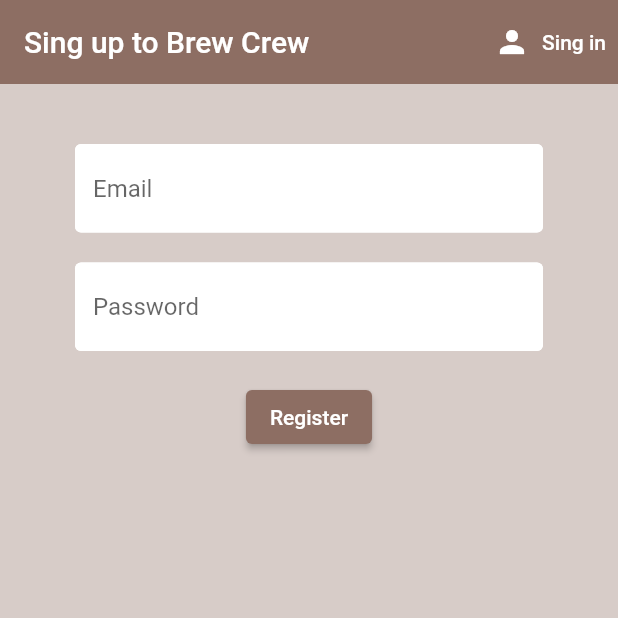
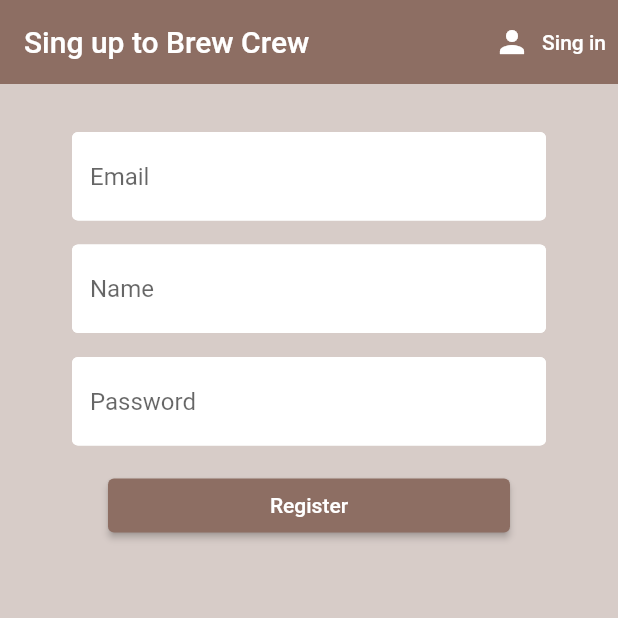
Before and after one commit to strajce/FlutterFirebase, a Flutter app: the screen it shows after launch, after a tap on "Sing in", after a tap on "Register", on a phone screen of 412 x 824 dp, the top half of it. Run offline on Flutter 3.47's test engine with Material 2 defaults, Android fonts, the phone set to English and light mode, and no system bars; our stand-ins replace cloud_firestore, firebase_auth, firebase_core, flutter_spinkit; accounts and stored records are empty.

Commit message:
Add named filed vie registartion process and add logging

```diff
--- a/lib/models/brew_model.dart
+++ b/lib/models/brew_model.dart
@@ -2,6 +2,5 @@ class BrewModel {
   final String name;
   final String sugars;
   final int strength;
-  // BrewModel({required this.name});
   BrewModel({required this.name, required this.strength, required this.sugars});
 }
--- a/lib/screens/authenticate/register.dart
+++ b/lib/screens/authenticate/register.dart
@@ -1,8 +1,8 @@
+import 'package:firebase_basic_example/services/auth.dart';
+import 'package:firebase_basic_example/shared/constants.dart';
+import 'package:firebase_basic_example/shared/loading.dart';
+import 'package:firebase_basic_example/shared/string_extension.dart';
 import 'package:flutter/material.dart';
-
-import '../../services/auth.dart';
-import '../../shared/constants.dart';
-import '../../shared/loading.dart';
 
 class Register extends StatefulWidget {
   final Function toggleView;
@@ -15,14 +15,15 @@ class Register extends StatefulWidget {
 class _RegisterState extends State<Register> {
   final AuthService _authService = AuthService();
   final _formKey = GlobalKey<FormState>();
-  String email = '';
-  String password = '';
-  String error = '';
-  bool loading = false;
+  String _email = '';
+  String _name = '';
+  String _password = '';
+  String _error = '';
+  bool _loading = false;
 
   @override
   Widget build(BuildContext context) {
-    return loading
+    return _loading
         ? const Loading()
         : Scaffold(
             backgroundColor: Colors.brown[100],
@@ -57,25 +58,34 @@ class _RegisterState extends State<Register> {
             ),
             body: Container(
               padding: const EdgeInsets.symmetric(
-                vertical: 20,
-                horizontal: 50,
+                vertical: 16,
+                horizontal: 48,
               ),
               child: Form(
                 key: _formKey,
                 child: Column(children: [
                   const SizedBox(
-                    height: 20,
+                    height: 16,
                   ),
                   TextFormField(
                     decoration: textInputDecoration.copyWith(hintText: 'Email'),
                     validator: (value) =>
                         value!.isEmpty ? 'Enter an email' : null,
                     onChanged: (value) {
-                      setState(() => email = value);
+                      setState(() => _email = value);
                     },
                   ),
                   const SizedBox(
-                    height: 20,
+                    height: 16,
+                  ),
+                  TextFormField(
+                    decoration: textInputDecoration.copyWith(hintText: 'Name'),
+                    onChanged: (value) {
+                      setState(() => _name = value.capitalize());
+                    },
+                  ),
+                  const SizedBox(
+                    height: 16,
                   ),
                   TextFormField(
                     decoration:
@@ -85,13 +95,18 @@ class _RegisterState extends State<Register> {
                         : null,
                     obscureText: true,
                     onChanged: (value) {
-                      setState(() => password = value);
+                      setState(() => _password = value);
                     },
                   ),
                   const SizedBox(
-                    height: 20,
+                    height: 16,
                   ),
-                  ElevatedButton(
+                  Padding(
+                    padding:
+                        const EdgeInsets.only(left: 24, right: 24, bottom: 66),
+                    child: SizedBox(
+                      width: double.infinity,
+                      child: ElevatedButton(
                         style: ButtonStyle(
                           backgroundColor:
                               MaterialStateProperty.all(Colors.brown[400]),
@@ -101,23 +116,26 @@ class _RegisterState extends State<Register> {
                         ),
                         onPressed: () async {
                           if (_formKey.currentState!.validate()) {
-                        setState(() => loading = true);
-                        dynamic result = await _authService
-                            .registerWithEmailAndPassword(email, password);
+                            setState(() => _loading = true);
+                            dynamic result =
+                                await _authService.registerWithEmailAndPassword(
+                                    _email, _password, _name);
                             if (result == null) {
                               setState(() {
-                            loading = false;
-                            error = 'Please providi a valid email';
+                                _loading = false;
+                                _error = 'Please providi a valid email';
                               });
                             }
                           }
                         },
                       ),
+                    ),
+                  ),
                   const SizedBox(
-                    height: 20,
+                    height: 16,
                   ),
                   Text(
-                    error,
+                    _error,
                     style: const TextStyle(color: Colors.red, fontSize: 16),
                   )
                 ]),
--- a/lib/screens/authenticate/sing_in.dart
+++ b/lib/screens/authenticate/sing_in.dart
@@ -1,8 +1,7 @@
 import 'package:firebase_basic_example/services/auth.dart';
+import 'package:firebase_basic_example/shared/loading.dart';
 import 'package:flutter/material.dart';
 import 'package:firebase_basic_example/shared/constants.dart';
-
-import '../../shared/loading.dart';
 
 class SingIn extends StatefulWidget {
   final Function toggleView;
@@ -56,14 +55,14 @@ class _SingInState extends State<SingIn> {
             ),
             body: Container(
               padding: const EdgeInsets.symmetric(
-                vertical: 20,
-                horizontal: 50,
+                vertical: 16,
+                horizontal: 48,
               ),
               child: Form(
                 key: _formKey,
                 child: Column(children: [
                   const SizedBox(
-                    height: 20,
+                    height: 16,
                   ),
                   TextFormField(
                     decoration: textInputDecoration.copyWith(hintText: 'Email'),
@@ -74,7 +73,7 @@ class _SingInState extends State<SingIn> {
                     },
                   ),
                   const SizedBox(
-                    height: 20,
+                    height: 16,
                   ),
                   TextFormField(
                     decoration:
@@ -88,9 +87,14 @@ class _SingInState extends State<SingIn> {
                     },
                   ),
                   const SizedBox(
-                    height: 20,
+                    height: 16,
                   ),
-                  ElevatedButton(
+                  Padding(
+                    padding:
+                        const EdgeInsets.only(left: 24, right: 24, bottom: 66),
+                    child: SizedBox(
+                      width: double.infinity,
+                      child: ElevatedButton(
                         style: ButtonStyle(
                           backgroundColor:
                               MaterialStateProperty.all(Colors.brown[400]),
@@ -115,8 +119,10 @@ class _SingInState extends State<SingIn> {
                           }
                         },
                       ),
+                    ),
+                  ),
                   const SizedBox(
-                    height: 20,
+                    height: 16,
                   ),
                   Text(
                     error,
--- a/lib/screens/home/home.dart
+++ b/lib/screens/home/home.dart
@@ -9,8 +9,6 @@ import 'package:provider/provider.dart';
 
 class Home extends StatelessWidget {
   final AuthService _authService = AuthService();
-  // final FirestoreService _firestoreService =
-  //     FirestoreService(uid: "8mnvlY82Gwe9vq3zId3EGDDPucF3");
   Home({Key? key}) : super(key: key);
 
   @override
--- a/lib/screens/home/settings_form.dart
+++ b/lib/screens/home/settings_form.dart
@@ -28,7 +28,6 @@ class _SettingsFormState extends State<SettingsForm> {
       builder: (context, snapshot) {
         if (snapshot.hasData) {
           UserData? userData = snapshot.data;
-          // _currentStrength = userData?.strength;
           return Form(
             key: _formKey,
             child: Column(
--- a/lib/screens/wrapper.dart
+++ b/lib/screens/wrapper.dart
@@ -10,13 +10,11 @@ class Wrapper extends StatelessWidget {
   @override
   Widget build(BuildContext context) {
     final user = Provider.of<UserModel?>(context);
-    // print(user!.uuid);
     //Return home or login screne
     if (user == null) {
       return const Authenticate();
     } else {
       return Home();
     }
-    // const Authenticate();
   }
 }
--- /dev/null
+++ b/lib/shared/string_extension.dart
@@ -0,0 +1,5 @@
+extension StringExtension on String {
+  String capitalize() {
+    return "${this[0].toUpperCase()}${substring(1).toLowerCase()}";
+  }
+}
```
Also changed, not shown: lib/services/auth.dart (+8 -7 lines). Lines whose indentation alone changed are shown as unchanged.
